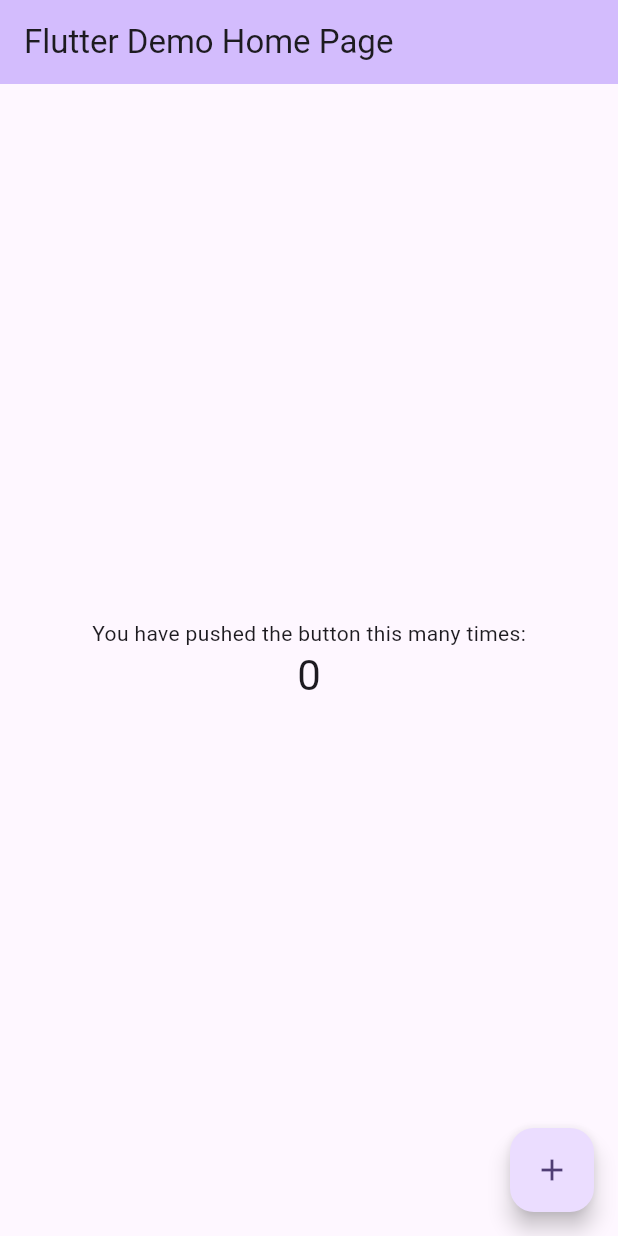
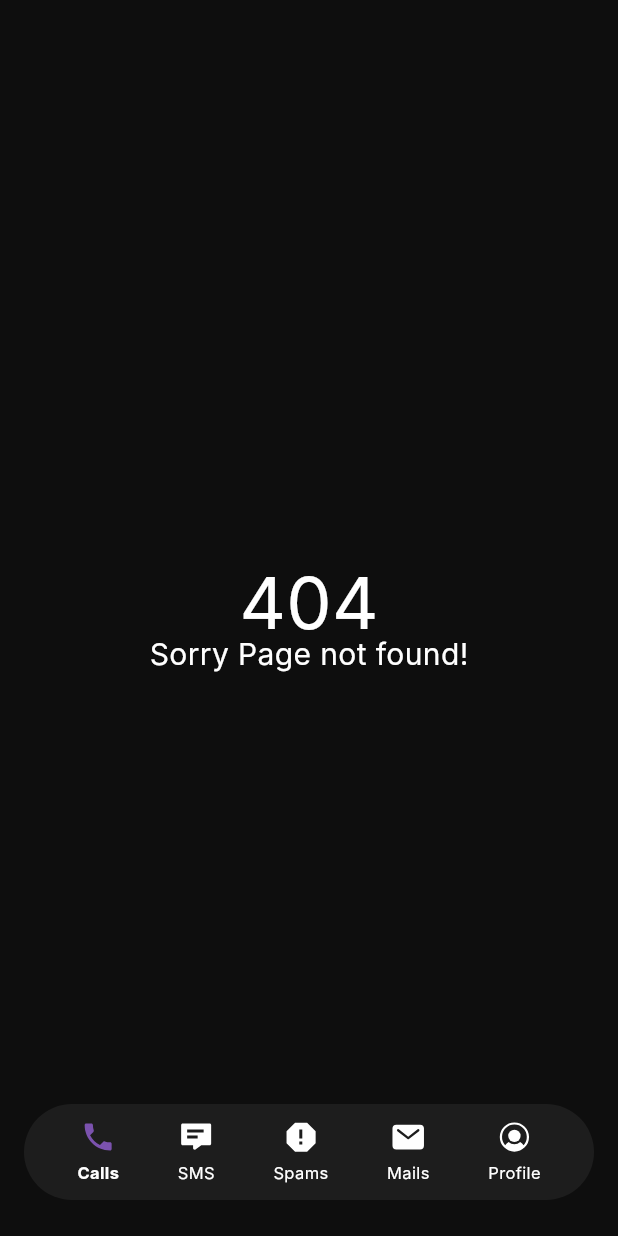
Before and after one commit to shwet46/safence, a Flutter app: the screen it shows after launch, on a phone screen of 412 x 824 dp. Run offline on Flutter 3.47's test engine with Material 3 defaults, Android fonts, the light colour scheme and no system bars; our stand-ins replace flutter_secure_storage, flutter_svg, jwt_decoder; Roboto replaces fonts that are missing (Inter).

Commit message:
added navbar and common page

```diff
--- /dev/null
+++ b/lib/components/bottomnav.dart
@@ -0,0 +1,81 @@
+import 'package:flutter/material.dart';
+import 'package:flutter_svg/svg.dart';
+
+class CustomBottomNav extends StatelessWidget {
+  final int currentIndex;
+  final ValueChanged<int> onItemSelected;
+
+  CustomBottomNav({
+    super.key,
+    required this.currentIndex,
+    required this.onItemSelected,
+  });
+
+  final List<String> _icons = [
+    'assets/icons/navbar/callLog.svg',
+    'assets/icons/navbar/sms.svg',
+    'assets/icons/navbar/spam.svg',
+    'assets/icons/navbar/mail.svg',
+    'assets/icons/navbar/user.svg',
+  ];
+
+  final List<String> _labels = [
+    "Calls",
+    "SMS",
+    "Spams",
+    "Mails",
+    "Profile",
+  ];
+
+  @override
+  Widget build(BuildContext context) {
+    return SafeArea(
+      child: Padding(
+        padding: const EdgeInsets.all(16.0),
+        child: Container(
+          padding: const EdgeInsets.symmetric(horizontal: 16, vertical: 10),
+          decoration: BoxDecoration(
+            color: const Color.fromARGB(255, 29, 29, 29),
+            borderRadius: BorderRadius.circular(40),
+          ),
+          child: Row(
+            mainAxisAlignment: MainAxisAlignment.spaceAround,
+            children: List.generate(_icons.length, (index) {
+              final isSelected = currentIndex == index;
+              return GestureDetector(
+                onTap: () => onItemSelected(index),
+                child: Column(
+                  mainAxisSize: MainAxisSize.min,
+                  children: [
+                    SvgPicture.asset(
+                      _icons[index],
+                      width: 24,
+                      height: 24,
+                      colorFilter: ColorFilter.mode(
+                        isSelected
+                            ? const Color(0xFF7B52AE)
+                            : Colors.white,
+                        BlendMode.srcIn,
+                      ),
+                    ),
+                    const SizedBox(height: 4),
+                    Text(
+                      _labels[index],
+                      style: TextStyle(
+                        fontFamily: 'Inter',
+                        color: Colors.white,
+                        fontSize: 11,
+                        fontWeight:
+                            isSelected ? FontWeight.bold : FontWeight.normal,
+                      ),
+                    )
+                  ],
+                ),
+              );
+            }),
+          ),
+        ),
+      ),
+    );
+  }
+}
--- a/lib/main.dart
+++ b/lib/main.dart
@@ -1,122 +1,32 @@
 import 'package:flutter/material.dart';
+import 'package:safence/providers/authProvider.dart';
+import 'package:safence/splash.dart';
+import 'package:safence/utils/orientation.dart';
+import 'package:provider/provider.dart';
+// import 'package:gradegenius/utils/constants.dart';
 
 void main() {
-  runApp(const MyApp());
+  WidgetsFlutterBinding.ensureInitialized();
+  setOrientation();
+
+  runApp(
+    MultiProvider(
+      providers: [
+        ChangeNotifierProvider(create: (_) => AuthProvider()),
+      ],
+      child: const MyApp(),
+    ),
+  );
 }
 
 class MyApp extends StatelessWidget {
   const MyApp({super.key});
-
-  // This widget is the root of your application.
   @override
   Widget build(BuildContext context) {
     return MaterialApp(
-      title: 'Flutter Demo',
-      theme: ThemeData(
-        // This is the theme of your application.
-        //
-        // TRY THIS: Try running your application with "flutter run". You'll see
-        // the application has a purple toolbar. Then, without quitting the app,
-        // try changing the seedColor in the colorScheme below to Colors.green
-        // and then invoke "hot reload" (save your changes or press the "hot
-        // reload" button in a Flutter-supported IDE, or press "r" if you used
-        // the command line to start the app).
-        //
-        // Notice that the counter didn't reset back to zero; the application
-        // state is not lost during the reload. To reset the state, use hot
-        // restart instead.
-        //
-        // This works for code too, not just values: Most code changes can be
-        // tested with just a hot reload.
-        colorScheme: ColorScheme.fromSeed(seedColor: Colors.deepPurple),
-      ),
-      home: const MyHomePage(title: 'Flutter Demo Home Page'),
+      title: 'Safence',
+      debugShowCheckedModeBanner: false,
+      home:SplashScreen()
     );
   }
 }
-
-class MyHomePage extends StatefulWidget {
-  const MyHomePage({super.key, required this.title});
-
-  // This widget is the home page of your application. It is stateful, meaning
-  // that it has a State object (defined below) that contains fields that affect
-  // how it looks.
-
-  // This class is the configuration for the state. It holds the values (in this
-  // case the title) provided by the parent (in this case the App widget) and
-  // used by the build method of the State. Fields in a Widget subclass are
-  // always marked "final".
-
-  final String title;
-
-  @override
-  State<MyHomePage> createState() => _MyHomePageState();
-}
-
-class _MyHomePageState extends State<MyHomePage> {
-  int _counter = 0;
-
-  void _incrementCounter() {
-    setState(() {
-      // This call to setState tells the Flutter framework that something has
-      // changed in this State, which causes it to rerun the build method below
-      // so that the display can reflect the updated values. If we changed
-      // _counter without calling setState(), then the build method would not be
-      // called again, and so nothing would appear to happen.
-      _counter++;
-    });
-  }
-
-  @override
-  Widget build(BuildContext context) {
-    // This method is rerun every time setState is called, for instance as done
-    // by the _incrementCounter method above.
-    //
-    // The Flutter framework has been optimized to make rerunning build methods
-    // fast, so that you can just rebuild anything that needs updating rather
-    // than having to individually change instances of widgets.
-    return Scaffold(
-      appBar: AppBar(
-        // TRY THIS: Try changing the color here to a specific color (to
-        // Colors.amber, perhaps?) and trigger a hot reload to see the AppBar
-        // change color while the other colors stay the same.
-        backgroundColor: Theme.of(context).colorScheme.inversePrimary,
-        // Here we take the value from the MyHomePage object that was created by
-        // the App.build method, and use it to set our appbar title.
-        title: Text(widget.title),
-      ),
-      body: Center(
-        // Center is a layout widget. It takes a single child and positions it
-        // in the middle of the parent.
-        child: Column(
-          // Column is also a layout widget. It takes a list of children and
-          // arranges them vertically. By default, it sizes itself to fit its
-          // children horizontally, and tries to be as tall as its parent.
-          //
-          // Column has various properties to control how it sizes itself and
-          // how it positions its children. Here we use mainAxisAlignment to
-          // center the children vertically; the main axis here is the vertical
-          // axis because Columns are vertical (the cross axis would be
-          // horizontal).
-          //
-          // TRY THIS: Invoke "debug painting" (choose the "Toggle Debug Paint"
-          // action in the IDE, or press "p" in the console), to see the
-          // wireframe for each widget.
-          mainAxisAlignment: MainAxisAlignment.center,
-          children: <Widget>[
-            const Text('You have pushed the button this many times:'),
-            Text(
-              '$_counter',
-              style: Theme.of(context).textTheme.headlineMedium,
-            ),
-          ],
-        ),
-      ),
-      floatingActionButton: FloatingActionButton(
-        onPressed: _incrementCounter,
-        tooltip: 'Increment',
-        child: const Icon(Icons.add),
-      ), // This trailing comma makes auto-formatting nicer for build methods.
-    );
-  }
-}
--- /dev/null
+++ b/lib/utils/constants.dart
@@ -0,0 +1,13 @@
+import 'dart:ui';
+
+import 'package:flutter_secure_storage/flutter_secure_storage.dart';
+
+class Constants {
+  static const String appName = 'Safence';
+  static const FlutterSecureStorage secureStorage = FlutterSecureStorage();
+
+  static const String loader = 'assets/images/loading.gif';
+  static const Color darkThemeBg = Color.fromARGB(255, 14, 14, 14);
+  static const Color darkThemeFontColor = Color.fromARGB(255, 255, 255, 255);
+
+}
--- /dev/null
+++ b/lib/views/main/main_page.dart
@@ -0,0 +1,69 @@
+import 'package:flutter/material.dart';
+import 'package:safence/components/bottomnav.dart';
+import 'package:safence/utils/constants.dart';
+import 'package:safence/views/static/page404.dart';
+
+class HomeController extends StatefulWidget {
+  const HomeController({super.key});
+
+  @override
+  State<HomeController> createState() => _HomeControllerState();
+}
+
+class _HomeControllerState extends State<HomeController> {
+  int _selectedIndex = 0;
+  final PageController _pageController = PageController();
+
+  List<Widget> get _pages => [
+    Page404(),
+    Page404(),
+    Page404(),
+    Page404(),
+    Page404(),
+  ];
+
+  @override
+  void dispose() {
+    _pageController.dispose();
+    super.dispose();
+  }
+
+  // void _onItemTapped(int index) {
+  //   if (index != _selectedIndex) {
+  //     setState(() {
+  //       _selectedIndex = index;
+  //     });
+  //     _pageController.jumpToPage(index);
+  //   }
+  // }
+
+  @override
+  Widget build(BuildContext context) {
+    return Scaffold(
+      backgroundColor: Constants.darkThemeBg,
+      body: Stack(
+        children: [
+          _pages[_selectedIndex],
+          Positioned(
+            left: 0,
+            right: 0,
+            bottom: 0,
+            child: SafeArea(
+              child: Padding(
+                padding: const EdgeInsets.only(bottom: 8),
+                child: CustomBottomNav(
+                  currentIndex: _selectedIndex,
+                  onItemSelected: (index) {
+                    setState(() {
+                      _selectedIndex = index;
+                    });
+                  },
+                ),
+              ),
+            ),
+          ),
+        ],
+      ),
+    );
+  }
+}
--- a/lib/views/static/page404.dart
+++ b/lib/views/static/page404.dart
@@ -0,0 +1,55 @@
+import 'package:flutter/cupertino.dart';
+import 'package:flutter/material.dart';
+import 'package:safence/utils/constants.dart';
+
+class Page404 extends StatefulWidget {
+
+  @override
+  _Page404State createState() => _Page404State();
+}
+
+class _Page404State extends State<Page404> {
+  bool isAuth = true;
+
+  @override
+  void initState() {
+    super.initState();
+  }
+
+
+  @override
+  Widget build(BuildContext context) {
+  return Scaffold(
+    extendBodyBehindAppBar: true,
+    backgroundColor: Constants.darkThemeBg,
+    body: Center(
+    child: Column(
+      mainAxisAlignment: MainAxisAlignment.center,
+      crossAxisAlignment: CrossAxisAlignment.center,
+      children: const [
+        Text(
+          '404',
+          style: TextStyle(
+            fontFamily: 'Inter',
+            fontSize: 48,
+            color: Constants.darkThemeFontColor,
+            height: 1
+          ),
+        ),
+        Text(
+          'Sorry Page not found!',
+          style: TextStyle(
+            fontFamily: 'Inter',
+            fontSize: 20,
+            color: Constants.darkThemeFontColor,
+            height: 1
+          ),
+        ),
+      ],
+    ),
+  ),
+
+  );
+
+  }
+}
```
Also changed, not shown: lib/providers/authprovider.dart (added, +76 -0 lines), lib/splash.dart (added, +37 -0 lines), lib/utils/orientation.dart (added, +8 -0 lines), lib/views/auth/home.dart (added, +20 -0 lines), lib/views/static/loading.dart (added, +28 -0 lines), pubspec.yaml (+31 -70 lines), assets/icons/navbar/callLog.svg (renamed from assets/logos/navbar/callLog.svg), assets/icons/navbar/mail.svg (renamed from assets/logos/navbar/mail.svg), assets/icons/navbar/sms.svg (renamed from assets/logos/navbar/sms.svg), assets/icons/navbar/spam.svg (renamed from assets/logos/navbar/spam.svg), assets/icons/navbar/user.svg (renamed from assets/logos/navbar/user.svg), assets/images/loading.gif (added), lib/auth/home.dart (added), pubspec.lock, 5 other files.
